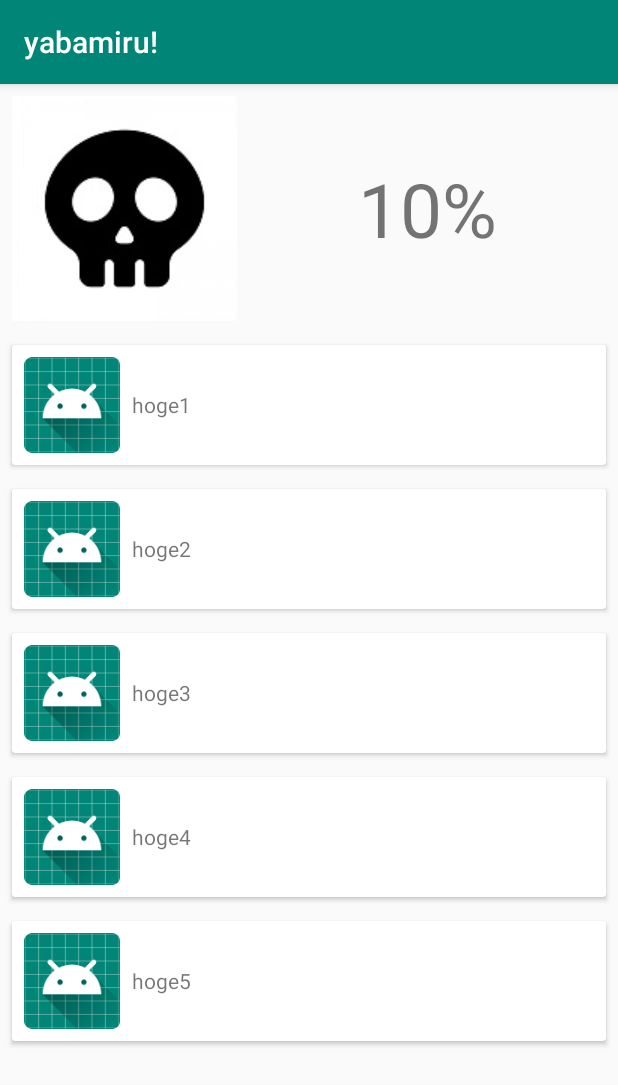
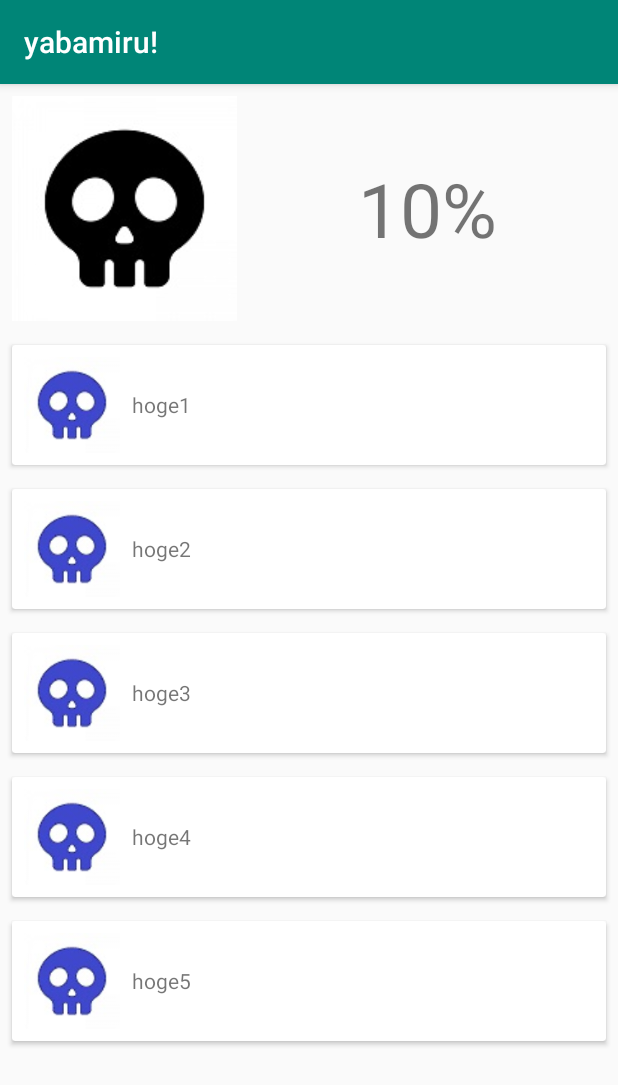
Before and after one commit to kiesproject/yabamiru, an Android app: the screen it shows after launch (MainActivity), on a phone screen of 412 x 824 dp. Shown: the top 1085 px of the screen. Run offline under Robolectric (Android 15) with nearby library versions, the phone set to English and light mode, and no system bars.

Commit message:
Change card image

```diff
--- a/app/src/main/java/com/example/yabamiru/MainActivity.kt
+++ b/app/src/main/java/com/example/yabamiru/MainActivity.kt
@@ -20,7 +20,6 @@ class MainActivity : AppCompatActivity(), RecyclerViewHolder.ItemClickListener
 
         main_recyclerView.adapter = RecyclerAdapter(this, this, hoges)
         main_recyclerView.layoutManager = LinearLayoutManager(this, LinearLayoutManager.VERTICAL, false)
-
     }
 
     override fun onItemClick(view: View, position: Int) {
--- a/app/src/main/java/com/example/yabamiru/RecyclerAdapter.kt
+++ b/app/src/main/java/com/example/yabamiru/RecyclerAdapter.kt
@@ -5,7 +5,8 @@ import android.support.v7.widget.RecyclerView
 import android.view.LayoutInflater
 import android.view.ViewGroup
 
-class RecyclerAdapter(private val context: Context, private val itemClickListener: RecyclerViewHolder.ItemClickListener, private val itemList:List<String>): RecyclerView.Adapter<RecyclerViewHolder>(){
+class RecyclerAdapter(private val context: Context, private val itemClickListener: RecyclerViewHolder.ItemClickListener,
+                      private val itemList:List<String>): RecyclerView.Adapter<RecyclerViewHolder>(){
     //ViewのonClick時に、タップされたViewがRecyclerViewの何番目にあたるかを取得して返します
 
     private var mRecyclerView : RecyclerView? = null
@@ -23,8 +24,7 @@ class RecyclerAdapter(private val context: Context, private val itemClickListene
     override fun onBindViewHolder(holder: RecyclerViewHolder, position: Int) {
         holder?.let{
             it.itemTextView.text = itemList.get(position)
-            it.itemImageView.setImageResource(R.mipmap.ic_launcher)
-
+            it.itemImageView.setImageResource(R.drawable.dokuro_blue)
         }
     }
 
--- a/app/src/main/res/layout/activity_main.xml
+++ b/app/src/main/res/layout/activity_main.xml
@@ -14,7 +14,7 @@
 
         <ImageView
                 android:id="@+id/dokuro_id1"
-                android:src="@drawable/dokuro_img1"
+                android:src="@drawable/dokuro_black"
                 android:layout_width="wrap_content"
                 android:layout_height="wrap_content"
                 android:layout_marginTop="8dp"
```
Also changed, not shown: app/src/main/res/drawable/dokuro_black.jpg (renamed from app/src/main/res/drawable/dokuro_img1.jpg), app/src/main/res/drawable/dokuro_blue.jpg (renamed from app/src/main/res/drawable/dokuro_img2.jpg).
